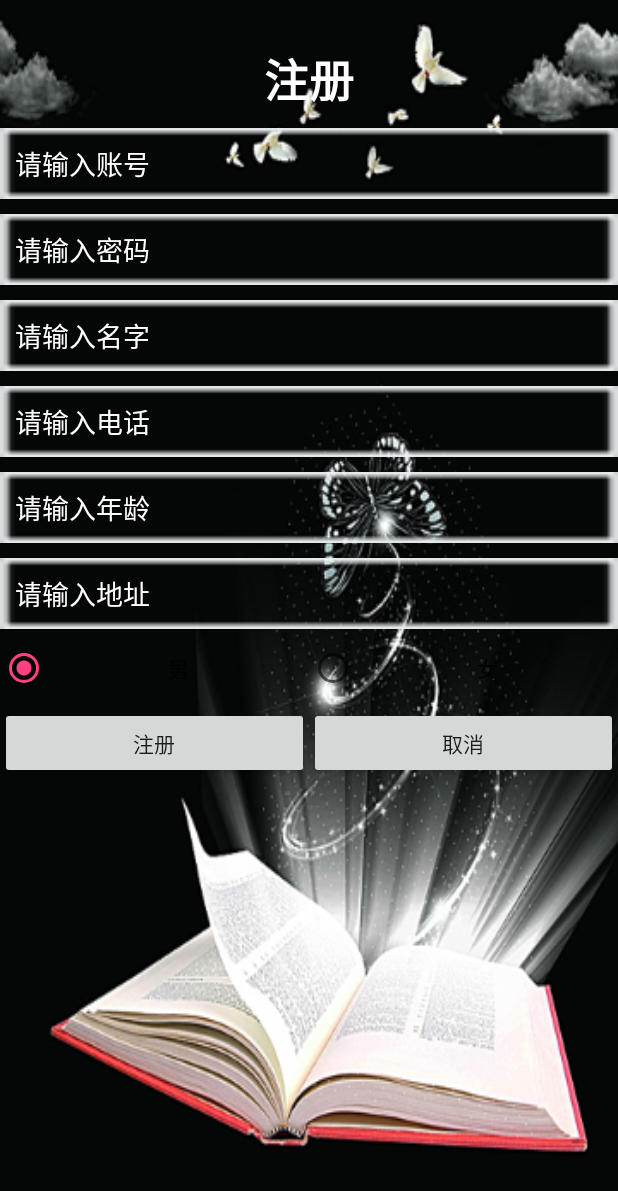
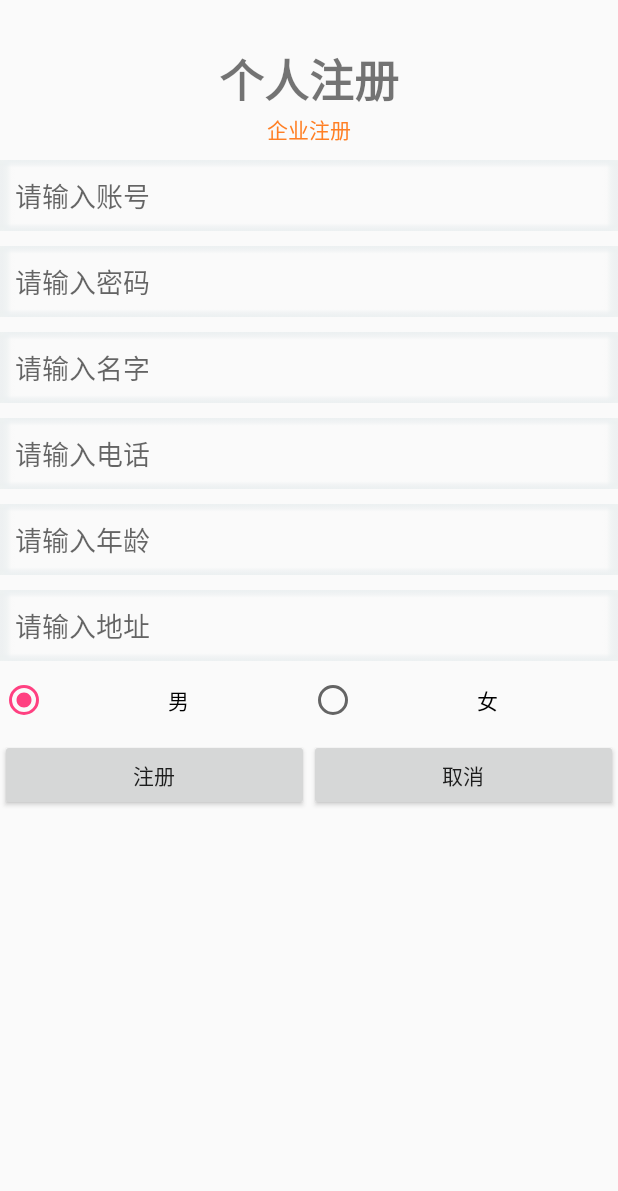
Before and after one commit to zlwgirl/Book, an Android app: the RegisterActivity screen opened directly, with no data from a screen before it, on a phone screen of 412 x 824 dp. Shown: the top 1191 px of the screen. Run offline under Robolectric (Android 15) with nearby library versions, the phone set to English and light mode, and no system bars.

Commit message:
我也忘记都写啥了

```diff
--- a/app/src/main/AndroidManifest.xml
+++ b/app/src/main/AndroidManifest.xml
@@ -33,7 +33,8 @@
         <activity android:name=".LoginActivity"/>
         <activity android:name=".RegisterActivity"/>
         <activity android:name=".GrideViewDetailActivity" />
-
+        <activity android:name=".UpLoadActivity"/>
+        <activity android:name=".BusinessActivity"/>
     </application>
 
 </manifest>
--- a/app/src/main/java/com/example/z_lw/aaaa/GoodFriendFragment.java
+++ b/app/src/main/java/com/example/z_lw/aaaa/GoodFriendFragment.java
@@ -9,6 +9,7 @@ import android.view.ViewGroup;
 
 /**
  * Created by Z-LW on 2016/10/6.
+ * 好友页面
  */
 public class GoodFriendFragment extends Fragment {
 
--- a/app/src/main/java/com/example/z_lw/aaaa/LoginActivity.java
+++ b/app/src/main/java/com/example/z_lw/aaaa/LoginActivity.java
@@ -20,6 +20,7 @@ import java.util.Map;
 
 /**
  * Created by Z-LW on 2016/9/28.
+ * 登录页面
  */
 public class LoginActivity extends Activity implements View.OnClickListener {
     private Button loginBtn, registerBtn;
--- a/app/src/main/java/com/example/z_lw/aaaa/MyMessageActicity.java
+++ b/app/src/main/java/com/example/z_lw/aaaa/MyMessageActicity.java
@@ -7,6 +7,7 @@ import android.widget.ImageView;
 
 /**
  * Created by Z-LW on 2016/9/28.
+ * 我的资料
  */
 public class MyMessageActicity extends Activity {
     @Override
--- a/app/src/main/java/com/example/z_lw/aaaa/RegisterActivity.java
+++ b/app/src/main/java/com/example/z_lw/aaaa/RegisterActivity.java
@@ -10,6 +10,7 @@ import android.widget.Button;
 import android.widget.EditText;
 import android.widget.RadioButton;
 import android.widget.RadioGroup;
+import android.widget.TextView;
 import android.widget.Toast;
 
 import net.tsz.afinal.FinalHttp;
@@ -21,12 +22,14 @@ import org.json.JSONObject;
 
 /**
  * Created by Z-LW on 2016/9/29.
+ * 注册页面
  */
 public class RegisterActivity extends Activity {
     EditText mAccount, mPassword, mName, mPhone, mAge, mAddress;
     RadioButton mMan, mWoman;
     RadioGroup mRg;
     Button mRegister, mCancel;
+    private TextView business;
     static final String REG_URL = "http://139.129.215.221:8080/service/UserServlet";
     @Override
     protected void onCreate(Bundle savedInstanceState) {
@@ -44,7 +47,18 @@ public class RegisterActivity extends Activity {
         mWoman = (RadioButton) findViewById(R.id.rb_woman);
         mRegister = (Button) findViewById(R.id.reg_register);
         mCancel = (Button) findViewById(R.id.cancel);
+        business = (TextView) findViewById(R.id.reg_business);
 
+        /*
+        * 点击企业注册
+         */
+        business.setOnClickListener(new View.OnClickListener() {
+            @Override
+            public void onClick(View view) {
+                Intent businessIntent = new Intent(RegisterActivity.this,BusinessActivity.class);
+                startActivity(businessIntent);
+            }
+        });
         mRegister.setOnClickListener(new View.OnClickListener() {
             @Override
             public void onClick(View view) {
--- a/app/src/main/java/com/example/z_lw/aaaa/SettingActivity.java
+++ b/app/src/main/java/com/example/z_lw/aaaa/SettingActivity.java
@@ -7,6 +7,7 @@ import android.widget.ImageView;
 
 /**
  * Created by Z-LW on 2016/9/28.
+ * 设置界面
  */
 public class SettingActivity extends Activity {
     @Override
--- a/app/src/main/java/com/example/z_lw/aaaa/WelComeActivity.java
+++ b/app/src/main/java/com/example/z_lw/aaaa/WelComeActivity.java
@@ -8,6 +8,7 @@ import android.widget.TextView;
 
 /**
  * Created by Administrator on 2016/9/28.
+ * 欢迎页
  */
 public class WelComeActivity extends Activity {
     private CountDownTimer timer;
--- a/app/src/main/java/com/example/z_lw/aaaa/ZoneFragment.java
+++ b/app/src/main/java/com/example/z_lw/aaaa/ZoneFragment.java
@@ -9,6 +9,7 @@ import android.view.ViewGroup;
 
 /**
  * Created by Z-LW on 2016/10/6.
+ * 空间页面
  */
 public class ZoneFragment extends Fragment {
     @Nullable
--- /dev/null
+++ b/app/src/main/res/layout/activity_business.xml
@@ -0,0 +1,6 @@
+<?xml version="1.0" encoding="utf-8"?>
+<LinearLayout xmlns:android="http://schemas.android.com/apk/res/android"
+    android:orientation="vertical" android:layout_width="match_parent"
+    android:layout_height="match_parent">
+
+</LinearLayout>
--- a/app/src/main/res/layout/activity_register.xml
+++ b/app/src/main/res/layout/activity_register.xml
@@ -2,88 +2,62 @@
 <LinearLayout xmlns:android="http://schemas.android.com/apk/res/android"
     android:layout_width="match_parent"
     android:layout_height="match_parent"
-    android:background="@mipmap/bg_regist"
     android:orientation="vertical">
 
     <TextView
+    android:layout_width="match_parent"
+    android:layout_height="wrap_content"
+    android:layout_marginTop="30dp"
+    android:gravity="center"
+    android:text="个人注册"
+    android:textSize="30sp"
+    android:textStyle="bold" />
+    <TextView
+        android:id="@+id/reg_business"
         android:layout_width="match_parent"
         android:layout_height="wrap_content"
-        android:layout_marginTop="30dp"
         android:gravity="center"
-        android:text="注册"
-        android:textColor="#ffffff"
-        android:textSize="30sp"
-        android:textStyle="bold" />
+        android:text="企业注册"
+        android:textSize="14sp"
+        android:textColor="#FF7F24"/>
 
     <EditText
         android:id="@+id/account"
-        android:layout_width="match_parent"
-        android:layout_height="wrap_content"
-        android:layout_marginTop="10dp"
-        android:background="@mipmap/login_edittext"
+        style="@style/register"
         android:digits="0123456789"
         android:hint="请输入账号"
-        android:padding="10dp"
-        android:textColor="#ffffff"
-        android:textColorHint="#ffffff" />
+      />
 
     <EditText
         android:id="@+id/password"
-        android:textColor="#ffffff"
-        android:layout_width="match_parent"
-        android:layout_height="wrap_content"
-        android:layout_marginTop="10dp"
-        android:background="@mipmap/login_edittext"
+       style="@style/register"
         android:digits="0123456789qwertyuioplkjhgfdsazxcvbnmQWERTYUIOPLKJHGFDSAZXCVBNM"
-        android:hint="请输入密码"
-        android:padding="10dp"
-        android:textColorHint="#ffffff" />
+        android:hint="请输入密码" />
 
     <EditText
         android:id="@+id/name"
-        android:layout_width="match_parent"
-        android:layout_height="wrap_content"
-        android:layout_marginTop="10dp"
-        android:background="@mipmap/login_edittext"
+        style="@style/register"
         android:hint="请输入名字"
-        android:padding="10dp"
-        android:textColor="#ffffff"
-        android:textColorHint="#ffffff" />
+        />
 
     <EditText
         android:id="@+id/phone"
-        android:textColor="#ffffff"
-        android:layout_width="match_parent"
-        android:layout_height="wrap_content"
-        android:layout_marginTop="10dp"
-        android:background="@mipmap/login_edittext"
+        style="@style/register"
         android:digits="0123456789"
         android:hint="请输入电话"
-        android:padding="10dp"
-        android:textColorHint="#ffffff" />
+       />
 
     <EditText
         android:id="@+id/age"
-        android:layout_width="match_parent"
-        android:layout_height="wrap_content"
-        android:layout_marginTop="10dp"
-        android:background="@mipmap/login_edittext"
+        style="@style/register"
         android:digits="0123456789"
-        android:hint="请输入年龄"
-        android:textColor="#ffffff"
-        android:padding="10dp"
-        android:textColorHint="#ffffff" />
+        android:hint="请输入年龄" />
 
     <EditText
         android:id="@+id/address"
-        android:layout_width="match_parent"
-        android:layout_height="wrap_content"
-        android:layout_marginTop="10dp"
-        android:background="@mipmap/login_edittext"
+        style="@style/register"
         android:hint="请输入地址"
-        android:padding="10dp"
-        android:textColorHint="#ffffff"
-        android:textColor="#ffffff"/>
+        />
 
     <RadioGroup
         android:id="@+id/rg"
--- a/app/src/main/res/values/styles.xml
+++ b/app/src/main/res/values/styles.xml
@@ -16,6 +16,13 @@
         <item name="android:windowEnterAnimation">@anim/photo_dialog_in_anim</item>
         <item name="android:windowExitAnimation">@anim/photo_dialog_out_anim</item>
     </style>
+    <style name="register">
+        <item name="android:layout_width">match_parent</item>
+        <item name="android:layout_height">wrap_content</item>
+        <item name="android:layout_marginTop">10dp</item>
+        <item name="android:background">@mipmap/login_edittext</item>
+        <item name="android:padding">10dp</item>
+    </style>
 
 
 </resources>
```
Also changed, not shown: app/src/main/java/com/example/z_lw/aaaa/BusinessActivity.java (added, +15 -0 lines), app/src/main/java/com/example/z_lw/aaaa/FreeGridViewAdapter.java (deleted, +0 -79 lines), app/src/main/java/com/example/z_lw/aaaa/LookBookFragment.java (+21 -15 lines), app/src/main/java/com/example/z_lw/aaaa/UpLoadActivity.java (added, +15 -0 lines), app/src/main/res/layout/activity_upload.xml (added, +11 -0 lines), app/src/main/res/layout/drawerlayout_item.xml (+12 -1 lines), app/src/main/res/mipmap-xhdpi/mip_upload.png (added).
